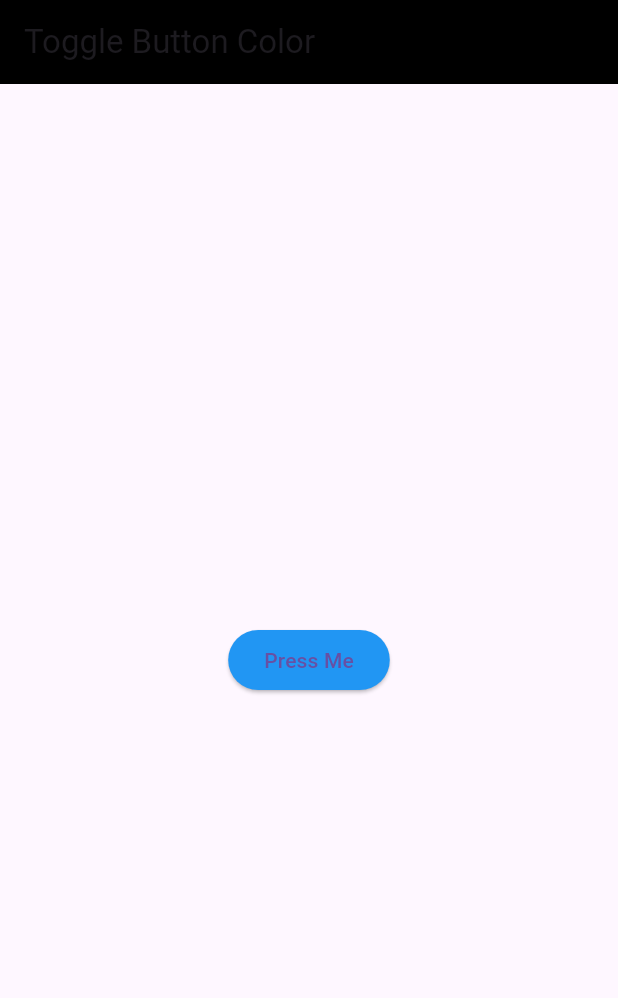
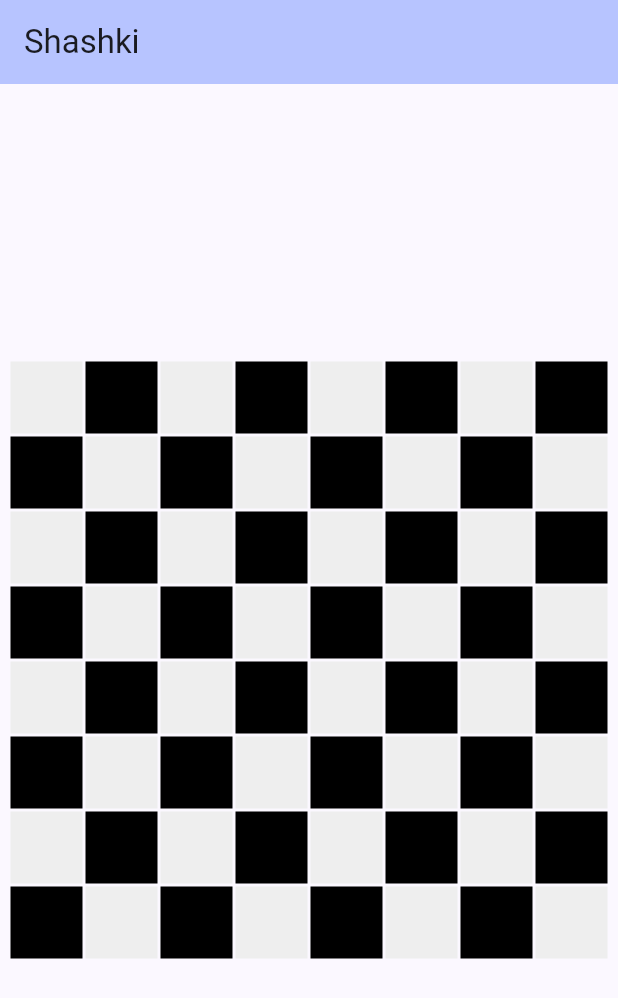
Before and after one commit to andrij-felenko/sashki, a Flutter app: the screen it shows after launch, on a phone screen of 412 x 824 dp. Shown: the top 998 px of the screen. Run offline on Flutter 3.47's test engine with Material 3 defaults, Android fonts, the phone set to English and light mode, and no system bars.

Commit message:
game field added

```diff
--- a/lib/main.dart
+++ b/lib/main.dart
@@ -1,31 +1,48 @@
 import 'package:flutter/material.dart';
 
+import 'package:shashki/ui/game_field.dart';
+
 void main() {
-  runApp(MyApp());
+  runApp(const MyApp());
 }
 
 class MyApp extends StatelessWidget {
+  const MyApp({super.key});
+
+  // This widget is the root of your application.
   @override
   Widget build(BuildContext context) {
     return MaterialApp(
-      title: 'Button Color Toggle',
-      home: HomePage(),
+      title: 'Shashki',
+      theme: ThemeData(
+        colorScheme: ColorScheme.fromSeed(seedColor: const Color.fromARGB(255, 58, 85, 183)),
+        useMaterial3: true,
+      ),
+      home: const MyHomePage(title: 'Shashki'),
     );
   }
 }
 
-class HomePage extends StatefulWidget {
+class MyHomePage extends StatefulWidget {
+  const MyHomePage({super.key, required this.title});
+
+  final String title;
+
   @override
-  _HomePageState createState() => _HomePageState();
+  State<MyHomePage> createState() => _MyHomePageState();
 }
 
-class _HomePageState extends State<HomePage> {
-  Color _buttonColor = Colors.blue;  // Initial color is blue
+class _MyHomePageState extends State<MyHomePage> {
+  int counter = 0;
+  var showText = false;
 
-  void _toggleButtonColor() {
+  void showTextHandler() {
+    showText = true;
+  }
+
+  void incrementCounter() {
     setState(() {
-      // Toggle the color between blue and red
-      _buttonColor = _buttonColor == Colors.blue ? Colors.red : Colors.blue;
+      counter++;
     });
   }
 
@@ -33,77 +50,16 @@ class _HomePageState extends State<HomePage> {
   Widget build(BuildContext context) {
     return Scaffold(
       appBar: AppBar(
-        title: Text('Toggle Button Color'),
-        backgroundColor: Colors.black,
+        backgroundColor: Theme.of(context).colorScheme.inversePrimary,
+        title: Text(widget.title),
       ),
-      body: Center(
-        child: ElevatedButton(
-          style: ButtonStyle(
-            backgroundColor: MaterialStateProperty.all(_buttonColor),  // Correct usage of color setting
-          ),
-          onPressed: _toggleButtonColor,  // Change color on button press
-          child: Text('Press Me'),
+      body: const Center(
+        child: SizedBox(
+          width: 400,
+          height: 400,
+          child: GameField(),
         ),
       ),
     );
   }
 }
-
-
-
-
-
-// import 'package:flutter/material.dart';
-// import 'ui/game_field.dart';
-//
-// void main() {
-//   runApp(const MyApp());
-// }
-//
-// class MyApp extends StatelessWidget {
-//   const MyApp({super.key});
-//
-//   // This widget is the root of your application.
-//   @override
-//   Widget build(BuildContext context) {
-//     return MaterialApp(
-//       title: 'Shashki',
-//       theme: ThemeData(
-//         colorScheme: ColorScheme.fromSeed(seedColor: Colors.deepPurple),
-//         useMaterial3: true,
-//       ),
-//       home: const MyHomePage(title: 'Flutter Demo Home Page'),
-//     );
-//   }
-// }
-//
-// class MyHomePage extends StatefulWidget {
-//   const MyHomePage({super.key, required this.title});
-//
-//   final String title;
-//
-//   @override
-//   State<MyHomePage> createState() => _MyHomePageState();
-// }
-//
-// class _MyHomePageState extends State<MyHomePage> {
-//   @override
-//   Widget build(BuildContext context) {
-//     return Scaffold(
-//       appBar: AppBar(
-//         backgroundColor: Theme.of(context).colorScheme.inversePrimary,
-//         title: Text(widget.title),
-//       ),
-//       body: const Center(
-//         child: Column(
-//           mainAxisAlignment: MainAxisAlignment.center,
-//           children: <Widget>[
-//             Expanded(
-//               child: GameField(),
-//             ),
-//           ],
-//         ),
-//       ),
-//     );
-//   }
-// }
--- /dev/null
+++ b/lib/ui/field_item.dart
@@ -0,0 +1,44 @@
+import 'package:flutter/material.dart';
+
+class FieldItem extends StatefulWidget {
+  const FieldItem({
+    super.key,
+    required this.index,
+    required this.x,
+    required this.y,
+    required this.onTap,
+  });
+
+  final int index;
+  final int x;
+  final int y;
+  final VoidCallback onTap;
+
+  @override
+  State<FieldItem> createState() => _FieldItem();
+}
+
+class _FieldItem extends State<FieldItem> {
+  @override
+  Widget build(BuildContext context) {
+    return GestureDetector(
+      onTap: widget.onTap,
+      child: Container(
+        width: 50,
+        height: 50,
+        margin: const EdgeInsets.all(1),
+        decoration: BoxDecoration(
+          color: ((widget.index ~/ 8)%2) == (widget.index%2) ? Colors.grey[200] : Colors.black,
+        ),
+        // child: Center(
+        //   child: Text(
+        //     '(${widget.x}, ${widget.y})',
+        //     style: TextStyle(
+        //       color: Colors.grey[600],
+        //     ),
+        //   ),
+        // ),
+      ),
+    );
+  }
+}
--- /dev/null
+++ b/lib/ui/fishka_item.dart
@@ -0,0 +1,19 @@
+import 'package:flutter/material.dart';
+
+class FishkaItem extends StatefulWidget {
+  const FishkaItem({
+    super.key,
+  });
+
+  @override
+  State<FishkaItem> createState() => _FishkaItem();
+}
+
+class _FishkaItem extends State<FishkaItem> {
+  @override
+  Widget build(BuildContext context) {
+    return Scaffold(
+
+    );
+  }
+}
--- a/lib/ui/game_field.dart
+++ b/lib/ui/game_field.dart
@@ -1,4 +1,5 @@
 import 'package:flutter/material.dart';
+import './field_item.dart';
 
 class GameField extends StatefulWidget {
   const GameField({
@@ -10,12 +11,29 @@ class GameField extends StatefulWidget {
 }
 
 class _GameField extends State<GameField> {
+  void _onGridItemTap(int x, int y) {
+    print('Tapped on: ($x, $y)');
+  }
+
   @override
   Widget build(BuildContext context) {
-    return const Scaffold(
-      body: Center(
-        child: Text("Field"),
+    return GridView.builder(
+      gridDelegate: const SliverGridDelegateWithFixedCrossAxisCount(
+        crossAxisCount: 8,
+        childAspectRatio: 1,
       ),
+      itemCount: 64,
+      itemBuilder: (BuildContext context, int index) {
+        int x = index % 8;
+        int y = index ~/ 8;
+
+        return FieldItem(
+          index: index,
+          x: x,
+          y: y,
+          onTap: () => _onGridItemTap(x, y),
+        );
+      },
     );
   }
 }
```
